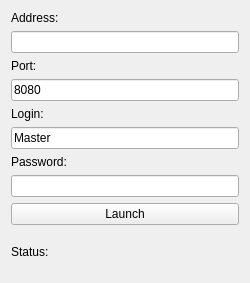
This is Application/display.ui in NocturnalShadow/TransportEmpire as Qt 5 draws it before an edit. The edited form follows.
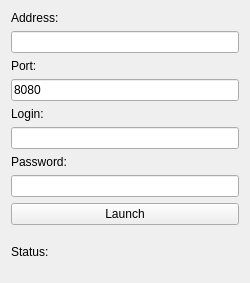
This is the edited form.

The edit to the form file:
```diff
--- a/Application/display.ui
+++ b/Application/display.ui
@@ -50,7 +50,7 @@
      <item>
       <widget class="QLineEdit" name="loginEdit">
        <property name="text">
-        <string>Master</string>
+        <string/>
        </property>
       </widget>
      </item>
```
